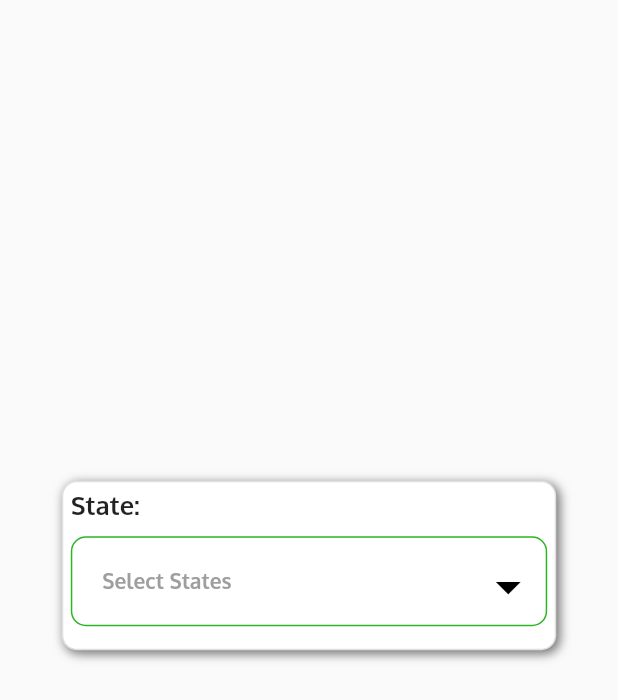
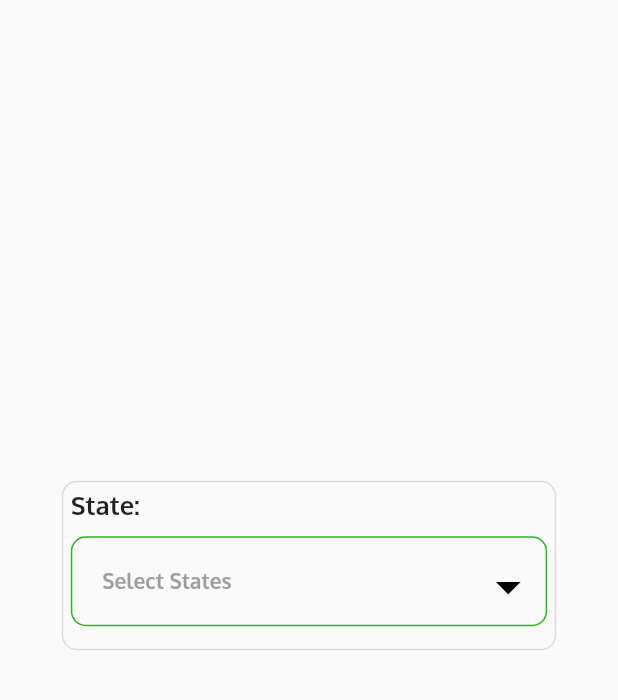
Before and after one commit to bssughosh/agri-guide, a Flutter app: what buildDownloadsInitializedViewMobile() shows on an empty page, opened directly with empty values, on a phone screen of 412 x 824 dp. Shown: the top 700 px of the screen. Run offline on Flutter 3.47's test engine with Material 2 defaults, Android fonts, the light colour scheme and no system bars; our stand-ins replace cloud_firestore, email_validator, firebase_auth, firebase_core, fluttertoast, get_it and 2 more; missing offline and left inert: checkdigit, flutter_clean_architecture; accounts and stored records are empty.

Commit message:
updated the code

```diff
--- a/lib/app/downloads/presentation/mobile/initialized_view.dart
+++ b/lib/app/downloads/presentation/mobile/initialized_view.dart
@@ -163,8 +163,8 @@ Widget buildDownloadsInitializedViewMobile({
                           ),
                         if (_showDownloads)
                           Container(
-                            decoration: AppTheme.normalGreenBorderDecoration,
-                            padding: EdgeInsets.symmetric(horizontal: 5),
+                            padding: EdgeInsets.all(8),
+                            decoration: AppTheme.normalBlackBorderDecoration,
                             child: Column(
                               children: [
                                 for (String item
--- a/lib/app/downloads/presentation/widgets/location_card.dart
+++ b/lib/app/downloads/presentation/widgets/location_card.dart
@@ -18,22 +18,7 @@ class LocationCard extends StatelessWidget {
     return Container(
       width: MediaQuery.of(context).size.width * 0.8,
       padding: EdgeInsets.all(5.0),
-      decoration: AppTheme.normalBlackBorderDecoration.copyWith(boxShadow: [
-        BoxShadow(
-          color: Colors.black54,
-          offset: const Offset(
-            2.0,
-            2.0,
-          ),
-          blurRadius: 5.0,
-        ),
-        BoxShadow(
-          color: Colors.white,
-          offset: const Offset(0.0, 0.0),
-          blurRadius: 0.0,
-          spreadRadius: 0.0,
-        ),
-      ]),
+      decoration: AppTheme.normalBlackBorderDecoration,
       child: Column(
         mainAxisAlignment: MainAxisAlignment.start,
         crossAxisAlignment: CrossAxisAlignment.start,
```
